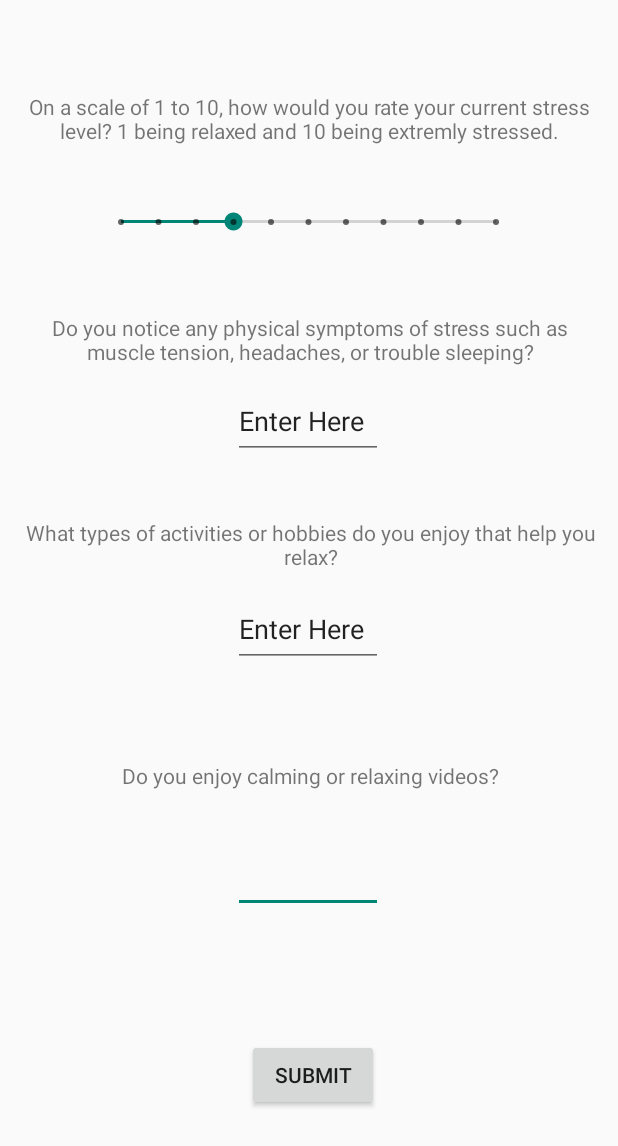
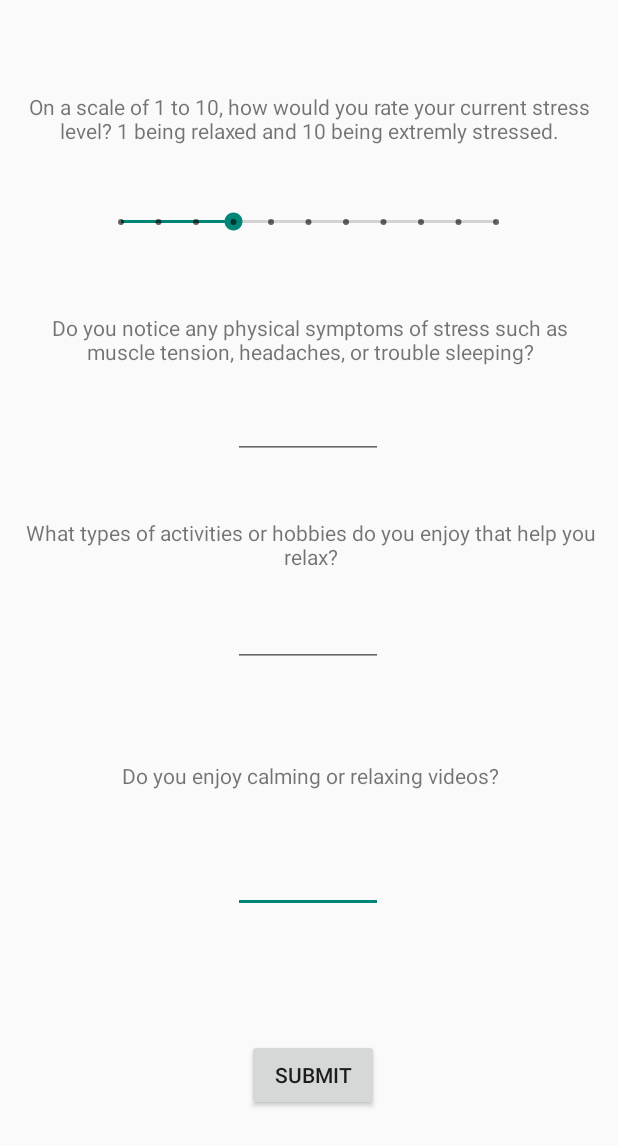
Before and after one commit to InnerOasis/InnerOasis, an Android app: the layout eval_layout.xml on its own in the app's theme, with its tools: preview values and no code run, on a phone screen of 412 x 824 dp. Shown: the top 1146 px of the screen. Run offline under Robolectric (Android 15) with nearby library versions, the phone set to English and light mode, and no system bars; Roboto replaces fonts that are not available here.

Commit message:
Test commit for bens branch

```diff
--- a/app/src/main/res/layout/eval_layout.xml
+++ b/app/src/main/res/layout/eval_layout.xml
@@ -32,7 +32,7 @@
         app:layout_constraintStart_toStartOf="parent"
         app:layout_constraintTop_toBottomOf="@+id/stress_symptom"
         app:layout_constraintVertical_bias="0.584"
-        android:autofillHints="Enter Here" />
+        android:autofillHints="Enter" />
 
     <TextView
         android:id="@+id/activities_eval"
@@ -53,7 +53,7 @@
         android:layout_height="50dp"
         android:ems="10"
         android:inputType="text"
-        android:text="@string/enter_here2"
+        android:text=""
         app:layout_constraintBottom_toBottomOf="parent"
         app:layout_constraintEnd_toEndOf="parent"
         app:layout_constraintHorizontal_bias="0.498"
@@ -106,7 +106,7 @@
         android:layout_height="50dp"
         android:ems="10"
         android:inputType="text"
-        android:text="@string/enter_here"
+        android:text=""
         app:layout_constraintBottom_toBottomOf="parent"
         app:layout_constraintEnd_toEndOf="parent"
         app:layout_constraintHorizontal_bias="0.498"
@@ -118,7 +118,7 @@
         android:id="@+id/stress_Button"
         android:layout_width="wrap_content"
         android:layout_height="wrap_content"
-        android:text="@string/submit"
+        android:text="Submit"
         app:layout_constraintBottom_toBottomOf="parent"
         app:layout_constraintEnd_toEndOf="parent"
         app:layout_constraintHorizontal_bias="0.509"
```
